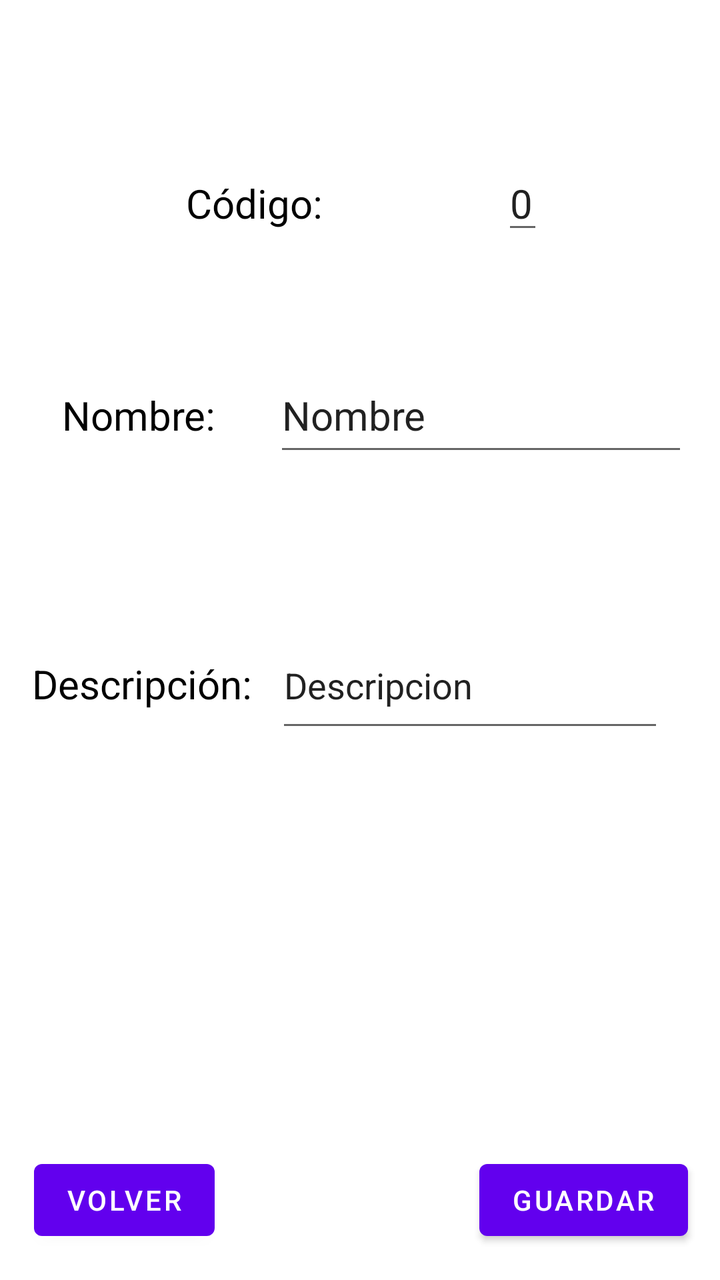
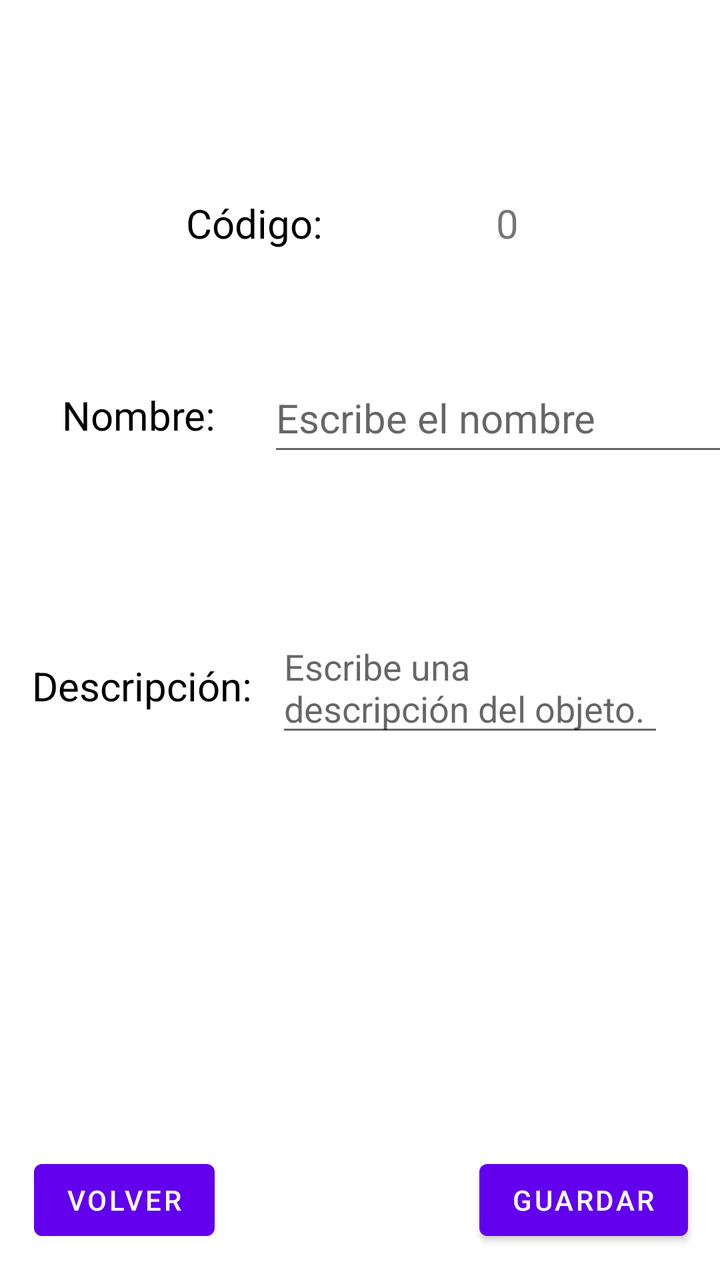

Screens rendered from an Android XML layout before and after an edit, with the pre-edit source and the edit as a unified diff.
<!-- AndroidManifest.xml: application theme Theme.AplicacionIncidencias -->
<!-- res/layout/activity_info_tipo.xml -->
<?xml version="1.0" encoding="utf-8"?>
<androidx.constraintlayout.widget.ConstraintLayout xmlns:android="http://schemas.android.com/apk/res/android"
    xmlns:app="http://schemas.android.com/apk/res-auto"
    xmlns:tools="http://schemas.android.com/tools"
    android:id="@+id/main"
    android:layout_width="match_parent"
    android:layout_height="match_parent"
    tools:context=".Tipo.Activity_Info_Tipo">
    <TextView
        android:id="@+id/tvCodigoTipo"
        android:layout_width="wrap_content"
        android:layout_height="wrap_content"
        android:layout_marginStart="93dp"
        android:text="Código: "
        android:textColor="@color/black"
        android:textSize="20sp"
        app:layout_constraintBaseline_toBaselineOf="@+id/edinfoCodigoTipo"
        app:layout_constraintStart_toStartOf="parent" />

    <EditText
        android:id="@+id/edinfoCodigoTipo"
        android:layout_width="wrap_content"
        android:layout_height="wrap_content"
        android:layout_marginStart="114dp"
        android:layout_marginBottom="57dp"
        android:textSize="20sp"
        android:text="0"
        app:layout_constraintBottom_toTopOf="@+id/editNombreTipo"
        app:layout_constraintStart_toStartOf="@+id/editNombreTipo" />


    <TextView
        android:id="@+id/tvNombreTipo"
        android:layout_width="wrap_content"
        android:layout_height="wrap_content"
        android:layout_marginStart="31dp"
        android:layout_marginTop="194dp"
        android:layout_marginEnd="24dp"
        android:text="Nombre: "
        android:textColor="@color/black"
        android:textSize="20sp"
        app:layout_constraintEnd_toStartOf="@+id/editNombreTipo"
        app:layout_constraintStart_toStartOf="parent"
        app:layout_constraintTop_toTopOf="parent" />

    <EditText
        android:id="@+id/editNombreTipo"
        android:layout_width="0dp"
        android:layout_height="54dp"
        android:layout_marginEnd="16dp"
        android:inputType="text"
        android:text="Nombre"
        android:textSize="20sp"
        app:layout_constraintBaseline_toBaselineOf="@+id/tvNombreTipo"
        app:layout_constraintEnd_toEndOf="parent"
        app:layout_constraintStart_toEndOf="@+id/tvNombreTipo" />

    <TextView
        android:id="@+id/tvDescripcionTipo"
        android:layout_width="115dp"
        android:layout_height="29dp"
        android:layout_marginStart="16dp"
        android:layout_marginEnd="7dp"
        android:text="Descripción: "
        android:textColor="@color/black"
        android:textSize="20sp"
        app:layout_constraintBaseline_toBaselineOf="@+id/editDescripcionTipo"
        app:layout_constraintEnd_toStartOf="@+id/editDescripcionTipo"
        app:layout_constraintStart_toStartOf="parent" />

    <EditText
        android:id="@+id/editDescripcionTipo"
        android:layout_width="0dp"
        android:layout_height="60dp"
        android:layout_marginTop="78dp"
        android:layout_marginEnd="28dp"
        android:inputType="textMultiLine"
        android:text="Descripcion"
        app:layout_constraintEnd_toEndOf="parent"
        app:layout_constraintStart_toEndOf="@+id/tvDescripcionTipo"
        app:layout_constraintTop_toBottomOf="@+id/editNombreTipo" />

    <Button
        android:id="@+id/btnGuardarTipo"
        android:layout_width="0dp"
        android:layout_height="wrap_content"
        android:layout_marginEnd="16dp"

        android:layout_marginBottom="16dp"
        android:text="Guardar"
        app:layout_constraintBottom_toBottomOf="parent"
        app:layout_constraintEnd_toEndOf="parent"
        app:layout_constraintStart_toEndOf="@+id/btnVolver" />

    <Button
        android:id="@+id/btnVolverTipo"
        android:layout_width="0dp"
        android:layout_height="wrap_content"
        android:layout_marginStart="17dp"
        android:layout_marginEnd="138dp"
        android:layout_marginBottom="16dp"
        android:text="Volver"
        app:layout_constraintBottom_toBottomOf="parent"
        app:layout_constraintEnd_toStartOf="@+id/btnGuardar"
        app:layout_constraintStart_toStartOf="parent" />

</androidx.constraintlayout.widget.ConstraintLayout>
<!-- resources referenced by this layout -->
<resources>
  <color name="black">#FF000000</color>
  <style name="Theme.AplicacionIncidencias" parent="Theme.MaterialComponents.DayNight.DarkActionBar">
          
          <item name="colorPrimary">@color/purple_500</item>
          <item name="colorPrimaryVariant">@color/purple_700</item>
          <item name="colorOnPrimary">@color/white</item>
          
          <item name="colorSecondary">@color/teal_200</item>
          <item name="colorSecondaryVariant">@color/teal_700</item>
          <item name="colorOnSecondary">@color/black</item>
          
          <item name="android:statusBarColor">?attr/colorPrimaryVariant</item>
          
      </style>
  <color name="purple_500">#FF6200EE</color>
  <color name="purple_700">#FF3700B3</color>
  <color name="white">#FFFFFFFF</color>
  <color name="teal_200">#FF03DAC5</color>
  <color name="teal_700">#FF018786</color>
</resources>

<!-- the commit's change to res/layout/activity_info_tipo.xml (unified diff, before → after) -->
@@ -6,25 +6,27 @@
     android:layout_width="match_parent"
     android:layout_height="match_parent"
     tools:context=".Tipo.Activity_Info_Tipo">
+
     <TextView
         android:id="@+id/tvCodigoTipo"
         android:layout_width="wrap_content"
         android:layout_height="wrap_content"
         android:layout_marginStart="93dp"
+        android:layout_marginTop="98dp"
         android:text="Código: "
         android:textColor="@color/black"
         android:textSize="20sp"
-        app:layout_constraintBaseline_toBaselineOf="@+id/edinfoCodigoTipo"
-        app:layout_constraintStart_toStartOf="parent" />
+        app:layout_constraintStart_toStartOf="parent"
+        app:layout_constraintTop_toTopOf="parent" />
 
-    <EditText
-        android:id="@+id/edinfoCodigoTipo"
+    <TextView
+        android:id="@+id/tvinfoCodigoTipo"
         android:layout_width="wrap_content"
         android:layout_height="wrap_content"
         android:layout_marginStart="114dp"
         android:layout_marginBottom="57dp"
+        android:text="0"
         android:textSize="20sp"
-        android:text="0"
         app:layout_constraintBottom_toTopOf="@+id/editNombreTipo"
         app:layout_constraintStart_toStartOf="@+id/editNombreTipo" />
 
@@ -35,25 +37,24 @@
         android:layout_height="wrap_content"
         android:layout_marginStart="31dp"
         android:layout_marginTop="194dp"
-        android:layout_marginEnd="24dp"
         android:text="Nombre: "
         android:textColor="@color/black"
         android:textSize="20sp"
-        app:layout_constraintEnd_toStartOf="@+id/editNombreTipo"
         app:layout_constraintStart_toStartOf="parent"
         app:layout_constraintTop_toTopOf="parent" />
 
     <EditText
         android:id="@+id/editNombreTipo"
-        android:layout_width="0dp"
-        android:layout_height="54dp"
-        android:layout_marginEnd="16dp"
+        android:layout_width="261dp"
+        android:layout_height="51dp"
+        android:layout_marginStart="21dp"
+        android:layout_marginTop="57dp"
+        android:hint="Escribe el nombre"
         android:inputType="text"
-        android:text="Nombre"
+        android:text=""
         android:textSize="20sp"
-        app:layout_constraintBaseline_toBaselineOf="@+id/tvNombreTipo"
-        app:layout_constraintEnd_toEndOf="parent"
-        app:layout_constraintStart_toEndOf="@+id/tvNombreTipo" />
+        app:layout_constraintStart_toEndOf="@+id/tvNombreTipo"
+        app:layout_constraintTop_toBottomOf="@+id/tvCodigoTipo" />
 
     <TextView
         android:id="@+id/tvDescripcionTipo"
@@ -71,11 +72,12 @@
     <EditText
         android:id="@+id/editDescripcionTipo"
         android:layout_width="0dp"
-        android:layout_height="60dp"
+        android:layout_height="wrap_content"
         android:layout_marginTop="78dp"
         android:layout_marginEnd="28dp"
         android:inputType="textMultiLine"
-        android:text="Descripcion"
+        android:text=""
+        android:hint="Escribe una descripción del objeto."
         app:layout_constraintEnd_toEndOf="parent"
         app:layout_constraintStart_toEndOf="@+id/tvDescripcionTipo"
         app:layout_constraintTop_toBottomOf="@+id/editNombreTipo" />
@@ -85,12 +87,10 @@
         android:layout_width="0dp"
         android:layout_height="wrap_content"
         android:layout_marginEnd="16dp"
-
         android:layout_marginBottom="16dp"
         android:text="Guardar"
         app:layout_constraintBottom_toBottomOf="parent"
-        app:layout_constraintEnd_toEndOf="parent"
-        app:layout_constraintStart_toEndOf="@+id/btnVolver" />
+        app:layout_constraintEnd_toEndOf="parent" />
 
     <Button
         android:id="@+id/btnVolverTipo"
@@ -101,7 +101,6 @@
         android:layout_marginBottom="16dp"
         android:text="Volver"
         app:layout_constraintBottom_toBottomOf="parent"
-        app:layout_constraintEnd_toStartOf="@+id/btnGuardar"
         app:layout_constraintStart_toStartOf="parent" />
 
 </androidx.constraintlayout.widget.ConstraintLayout>
